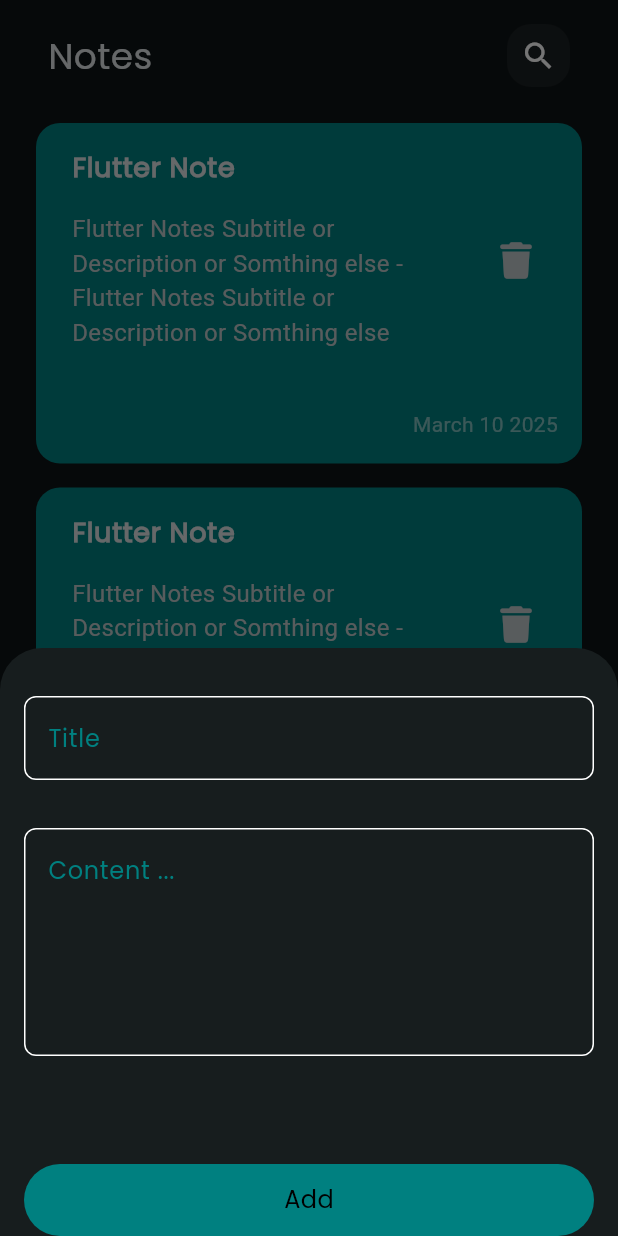
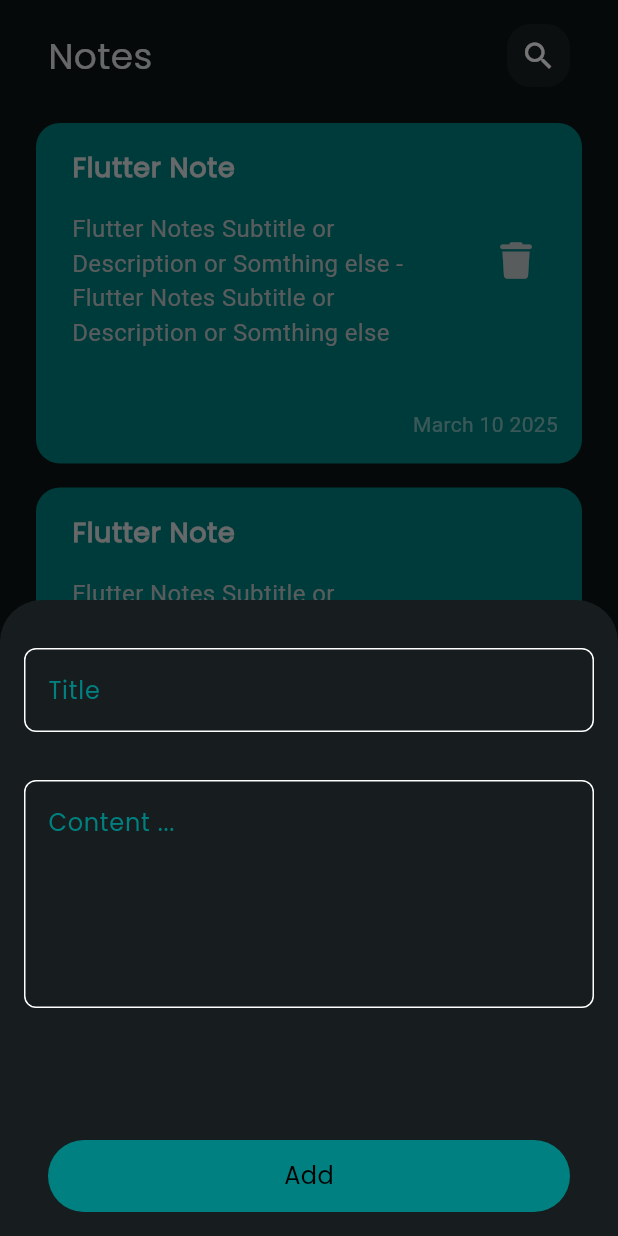
Before and after one commit to Andrew-Gerges/notes_app, a Flutter app: the screen it shows after launch, after a tap on an icon or button, on a phone screen of 412 x 824 dp. Run offline on Flutter 3.47's test engine with Material 3 defaults, Android fonts, the phone set to English and light mode, and no system bars; our stand-ins replace font_awesome_flutter; Roboto replaces fonts that are missing (asset: lib/assets/fonts/Poppins-Thin.ttf).

Commit message:
add the custom app bar to the edit note view

```diff
--- a/lib/views/widgets/custom_app_bar.dart
+++ b/lib/views/widgets/custom_app_bar.dart
@@ -2,8 +2,9 @@ import 'package:flutter/material.dart';
 import 'package:notes_app/views/widgets/custom_search_icon.dart';
 
 class CustomAppBar extends StatelessWidget {
-  const CustomAppBar({super.key});
-
+  const CustomAppBar({super.key, required this.title, required this.icon});
+  final String title;
+  final IconData icon;
   @override
   Widget build(BuildContext context) {
     return Padding(
@@ -11,13 +12,15 @@ class CustomAppBar extends StatelessWidget {
       child: Row(
         children: [
           Text(
-            'Notes',
+            title,
             style: TextStyle(
               fontSize: 24,
             ),
           ),
           Spacer(),
-          CustomSearchIcon(),
+          CustomSearchIcon(
+            icon: icon,
+          ),
         ],
       ),
     );
--- a/lib/views/widgets/custom_button.dart
+++ b/lib/views/widgets/custom_button.dart
@@ -6,7 +6,9 @@ class CustomButton extends StatelessWidget {
 
   @override
   Widget build(BuildContext context) {
-    return Container(
+    return Padding(
+      padding: const EdgeInsets.all(16.0),
+      child: Container(
         height: 48,
         width: MediaQuery.of(context).size.width,
         decoration: BoxDecoration(
@@ -22,6 +24,7 @@ class CustomButton extends StatelessWidget {
             ),
           ),
         ),
+      ),
     );
   }
 }
--- a/lib/views/widgets/custom_search_icon.dart
+++ b/lib/views/widgets/custom_search_icon.dart
@@ -1,7 +1,8 @@
 import 'package:flutter/material.dart';
 
 class CustomSearchIcon extends StatelessWidget {
-  const CustomSearchIcon({super.key});
+  const CustomSearchIcon({super.key, required this.icon});
+  final IconData icon;
 
   @override
   Widget build(BuildContext context) {
@@ -14,7 +15,7 @@ class CustomSearchIcon extends StatelessWidget {
       ),
       child: Center(
         child: Icon(
-          Icons.search,
+          icon,
           size: 24,
         ),
       ),
--- a/lib/views/widgets/edit_view_body.dart
+++ b/lib/views/widgets/edit_view_body.dart
@@ -1,10 +1,23 @@
 import 'package:flutter/material.dart';
+import 'package:notes_app/views/widgets/custom_app_bar.dart';
 
 class EditNoteViewBody extends StatelessWidget {
   const EditNoteViewBody({super.key});
 
   @override
   Widget build(BuildContext context) {
-    return Container();
+    return SafeArea(
+      child: Padding(
+        padding: const EdgeInsets.symmetric(horizontal: 16),
+        child: Column(
+          children: [
+            CustomAppBar(
+              title: 'Edit Note',
+              icon: Icons.done,
+            ),
+          ],
+        ),
+      ),
+    );
   }
 }
--- a/lib/views/widgets/notes_view_body.dart
+++ b/lib/views/widgets/notes_view_body.dart
@@ -14,7 +14,10 @@ class NotesViewBody extends StatelessWidget {
         ),
         child: Column(
           children: [
-            CustomAppBar(),
+            CustomAppBar(
+              title: 'Notes',
+              icon: Icons.search,
+            ),
             Expanded(child: NotesListView()),
           ],
         ),
```
Lines whose indentation alone changed are shown as unchanged.
